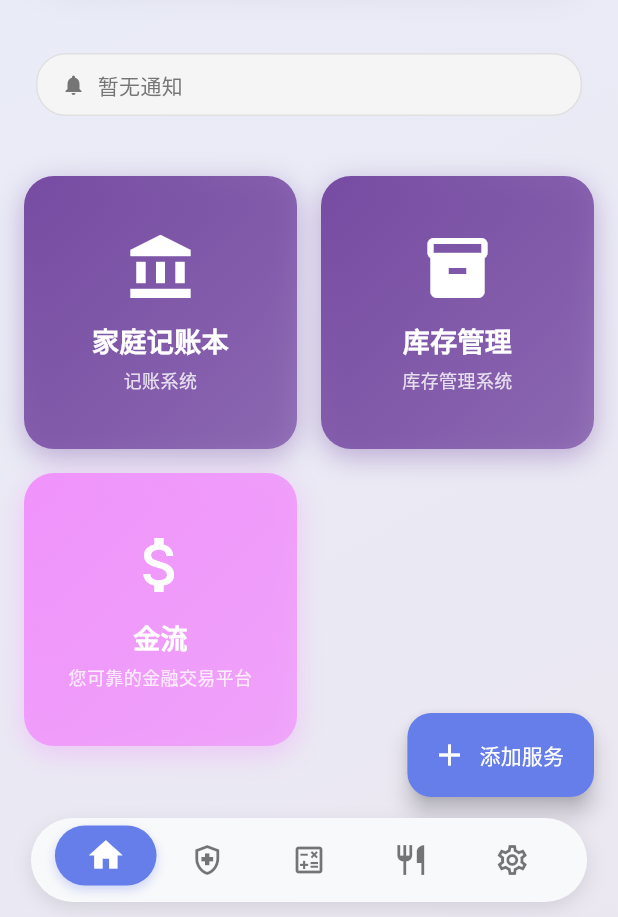
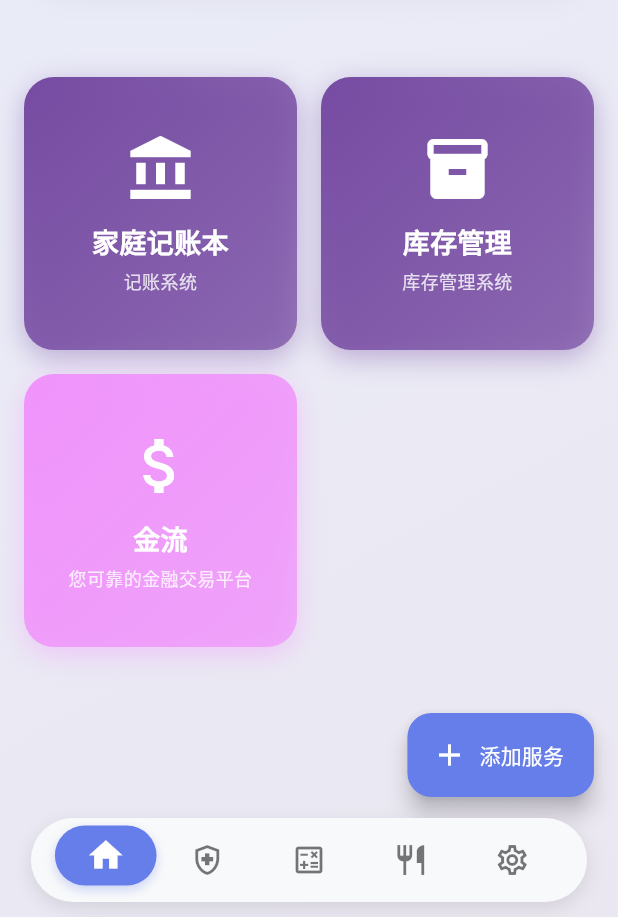
Before and after one commit to chronie-shizutoki/universal-lancher, a Flutter app: the screen it shows after launch, on a phone screen of 412 x 824 dp, the part 319-1236 px from its top. Run offline on Flutter 3.47's test engine with Material 3 defaults, Android fonts, the phone set to English and light mode, and no system bars; our stand-ins replace package_info_plus, shared_preferences; network calls fail; Roboto replaces fonts that are missing (system-ui).

Commit message:
refactor: remove notification feature and related files
The notification feature has been removed as it's no longer needed. This includes:
- Deleting notification provider, models, and components
- Removing notification-related UI elements from home page
- Updating dependencies and version number
- Cleaning up unused files and imports

```diff
--- a/flutter_app/lib/components/notification_pill.dart
+++ /dev/null
@@ -1,109 +0,0 @@
-import 'package:flutter/material.dart';
-import '../models/notification_model.dart';
-
-/// 通知胶囊组件
-class NotificationPill extends StatelessWidget {
-  /// 最新通知
-  final NotificationItem? notification;
-
-  /// 点击事件回调
-  final VoidCallback onTap;
-
-  const NotificationPill({
-    super.key,
-    this.notification,
-    required this.onTap,
-  });
-
-  @override
-  Widget build(BuildContext context) {
-    final theme = Theme.of(context);
-    final isDarkMode = theme.brightness == Brightness.dark;
-
-    if (notification == null) {
-      // 无通知时的状态
-      return InkWell(
-        onTap: onTap,
-        borderRadius: BorderRadius.circular(20),
-        child: Container(
-          padding: const EdgeInsets.symmetric(horizontal: 16, vertical: 10),
-          decoration: BoxDecoration(
-            color: isDarkMode ? Colors.grey.shade800 : Colors.grey.shade100,
-            borderRadius: BorderRadius.circular(20),
-            border: Border.all(color: isDarkMode ? Colors.grey.shade700 : Colors.grey.shade300),
-          ),
-          child: Row(
-            mainAxisSize: MainAxisSize.min,
-            children: [
-              Icon(
-                Icons.notifications,
-                size: 16,
-                color: isDarkMode ? Colors.grey.shade400 : Colors.grey.shade600,
-              ),
-              const SizedBox(width: 8),
-              Text(
-                '暂无通知',
-                style: TextStyle(
-                  fontSize: 14,
-                  color: isDarkMode ? Colors.grey.shade400 : Colors.grey.shade600,
-                ),
-              ),
-            ],
-          ),
-        ),
-      );
-    }
-
-    // 限制通知内容为30个字符
-    String limitedContent = notification!.content.length > 30
-        ? '${notification!.content.substring(0, 30)}...'
-        : notification!.content;
-
-    return InkWell(
-      onTap: onTap,
-      borderRadius: BorderRadius.circular(20),
-      child: Container(
-        padding: const EdgeInsets.symmetric(horizontal: 16, vertical: 10),
-        decoration: BoxDecoration(
-          color: notification!.isRead
-              ? (isDarkMode ? Colors.grey.shade800 : Colors.grey.shade100)
-              : notification!.priority.color.withValues(alpha: 0.1),
-          borderRadius: BorderRadius.circular(20),
-          border: Border.all(
-            color: notification!.isRead
-                ? (isDarkMode ? Colors.grey.shade700 : Colors.grey.shade300)
-                : notification!.priority.color.withValues(alpha: 0.5),
-          ),
-        ),
-        child: Row(
-          mainAxisSize: MainAxisSize.min,
-          children: [
-            // 优先级图标
-            if (!notification!.isRead)
-              Container(
-                width: 8,
-                height: 8,
-                decoration: BoxDecoration(
-                  shape: BoxShape.circle,
-                  color: notification!.priority.color,
-                ),
-                margin: const EdgeInsets.only(right: 8),
-              ),
-
-            // 通知内容
-            Text(
-              limitedContent,
-              style: TextStyle(
-                fontSize: 14,
-                color: isDarkMode ? Colors.white : Colors.black87,
-                fontWeight: notification!.isRead ? FontWeight.normal : FontWeight.w500,
-              ),
-              overflow: TextOverflow.ellipsis,
-              maxLines: 1,
-            ),
-          ],
-        ),
-      ),
-    );
-  }
-}
--- a/flutter_app/lib/main.dart
+++ b/flutter_app/lib/main.dart
@@ -3,7 +3,6 @@ import 'package:provider/provider.dart';
 import 'providers/service_provider.dart';
 import 'providers/theme_provider.dart';
 import 'providers/food_provider.dart';
-import 'providers/notification_provider.dart';
 import 'providers/update_provider.dart';
 import 'pages/main_page.dart';
 
@@ -21,7 +20,6 @@ class MyApp extends StatelessWidget {
         ChangeNotifierProvider(create: (context) => ServiceProvider()),
         ChangeNotifierProvider(create: (context) => ThemeProvider()),
         ChangeNotifierProvider(create: (context) => FoodProvider()),
-        ChangeNotifierProvider(create: (context) => NotificationProvider()),
         ChangeNotifierProvider(create: (context) => UpdateProvider()),
       ],
       child: Consumer<ThemeProvider>(
--- a/flutter_app/lib/models/notification_model.dart
+++ /dev/null
@@ -1,125 +0,0 @@
-import 'package:flutter/material.dart';
-
-/// 通知紧急程度枚举
-enum NotificationPriority {
-  /// 低优先级
-  low,
-  /// 中优先级
-  medium,
-  /// 高优先级
-  high;
-
-  /// 获取优先级对应的颜色
-  Color get color {
-    switch (this) {
-      case NotificationPriority.low:
-        return Colors.green;
-      case NotificationPriority.medium:
-        return Colors.orange;
-      case NotificationPriority.high:
-        return Colors.red;
-    }
-  }
-
-  /// 获取优先级对应的文本
-  String get text {
-    switch (this) {
-      case NotificationPriority.low:
-        return '低';
-      case NotificationPriority.medium:
-        return '中';
-      case NotificationPriority.high:
-        return '高';
-    }
-  }
-
-  /// 从字符串解析优先级
-  static NotificationPriority fromString(String value) {
-    switch (value.toLowerCase()) {
-      case 'low':
-        return NotificationPriority.low;
-      case 'medium':
-        return NotificationPriority.medium;
-      case 'high':
-        return NotificationPriority.high;
-      default:
-        return NotificationPriority.medium;
-    }
-  }
-}
-
-/// 通知项数据模型
-class NotificationItem {
-  /// 通知ID
-  final String id;
-
-  /// 通知标题
-  final String title;
-
-  /// 通知内容
-  final String content;
-
-  /// 通知紧急程度
-  final NotificationPriority priority;
-
-  /// 通知创建时间
-  final DateTime createdAt;
-
-  /// 是否已读
-  final bool isRead;
-
-  const NotificationItem({
-    required this.id,
-    required this.title,
-    required this.content,
-    required this.priority,
-    required this.createdAt,
-    this.isRead = false,
-  });
-
-  /// 从JSON创建通知项
-  factory NotificationItem.fromJson(Map<String, dynamic> json) {
-    return NotificationItem(
-      id: json['id'] ?? '',
-      title: json['title'] ?? '',
-      content: json['content'] ?? '',
-      priority: NotificationPriority.fromString(json['priority'] ?? 'medium'),
-      createdAt: DateTime.parse(json['created_at'] ?? DateTime.now().toIso8601String()),
-      isRead: json['isRead'] ?? false,
-    );
-  }
-
-  /// 转换为JSON
-  Map<String, dynamic> toJson() {
-    return {
-      'id': id,
-      'title': title,
-      'content': content,
-      'priority': priority.name,
-      'createdAt': createdAt.toIso8601String(),
-      'isRead': isRead,
-    };
-  }
-
-  /// 创建已读版本的通知
-  NotificationItem markAsRead() {
-    return NotificationItem(
-      id: id,
-      title: title,
-      content: content,
-      priority: priority,
-      createdAt: createdAt,
-      isRead: true,
-    );
-  }
-
-  @override
-  bool operator ==(Object other) =>
-      identical(this, other) ||
-      other is NotificationItem &&
-          runtimeType == other.runtimeType &&
-          id == other.id;
-
-  @override
-  int get hashCode => id.hashCode;
-}
--- a/flutter_app/lib/pages/home_page.dart
+++ b/flutter_app/lib/pages/home_page.dart
@@ -3,9 +3,6 @@ import 'package:provider/provider.dart';
 import '../models/service_item.dart';
 import '../providers/service_provider.dart';
 import '../providers/theme_provider.dart';
-import '../providers/notification_provider.dart';
-import '../components/notification_pill.dart';
-import '../components/notification_list.dart';
 import 'webview_page.dart';
 import 'edit_service_page.dart';
 
@@ -151,14 +148,6 @@ class HomePage extends StatelessWidget {
                 ),
               ),
 
-              // 通知胶囊
-              SliverToBoxAdapter(
-                child: NotificationCapsuleSection(),
-              ),
-              const SliverToBoxAdapter(
-                child: SizedBox(height: 24),
-              ),
-
               // 服务网格
               Consumer<ServiceProvider>(
                 builder: (context, serviceProvider, child) {
@@ -236,63 +225,6 @@ class HomePage extends StatelessWidget {
     ),
   ),
 );
-  }
-}
-
-/// 通知胶囊区域组件
-class NotificationCapsuleSection extends StatefulWidget {
-  @override
-  _NotificationCapsuleSectionState createState() => _NotificationCapsuleSectionState();
-}
-
-class _NotificationCapsuleSectionState extends State<NotificationCapsuleSection> {
-  // 通知API URL
-  static const String NOTIFICATIONS_URL = 'https://universal-launcher.netlify.app/notifications.json';
-
-  @override
-  void initState() {
-    super.initState();
-
-    // 组件初始化时自动加载通知数据
-    WidgetsBinding.instance.addPostFrameCallback((_) {
-      final notificationProvider = Provider.of<NotificationProvider>(context, listen: false);
-      // 只有当没有通知时才加载，避免重复加载
-      if (notificationProvider.latestNotification == null) {
-        notificationProvider.loadNotifications(NOTIFICATIONS_URL);
-      }
-    });
-  }
-
-  @override
-  Widget build(BuildContext context) {
-    return Consumer<NotificationProvider>(
-      builder: (context, notificationProvider, child) {
-        return Padding(
-          padding: const EdgeInsets.symmetric(horizontal: 24),
-          child: NotificationPill(
-            notification: notificationProvider.latestNotification,
-            onTap: () {
-              // 点击时确保数据已加载（如果还没有加载的话）
-              if (notificationProvider.notifications.isEmpty && !notificationProvider.isLoading) {
-                notificationProvider.loadNotifications(NOTIFICATIONS_URL);
-              }
-
-              showModalBottomSheet(
-                context: context,
-                isScrollControlled: true,
-                shape: RoundedRectangleBorder(
-                  borderRadius: BorderRadius.only(
-                    topLeft: Radius.circular(20),
-                    topRight: Radius.circular(20),
-                  ),
-                ),
-                builder: (context) => NotificationList(),
-              );
-            },
-          ),
-        );
-      },
-    );
   }
 }
 
--- a/flutter_app/pubspec.yaml
+++ b/flutter_app/pubspec.yaml
@@ -18,7 +18,7 @@ publish_to: 'none' # Remove this line if you wish to publish to pub.dev
 # of the product and file versions while build-number is used as the build suffix.
 # 注意：版本号会在构建时通过 generate_version.dart 脚本动态生成
 # 格式：1.年月日.时分+时间戳（秒）
-version: 1.20251203.2330+1764775800
+version: 1.20251208.1614+1765181678
 
 environment:
   sdk: ">=3.5.0 <4.0.0"
```
Also changed, not shown: flutter_app/lib/components/notification_card.dart (deleted, +0 -143 lines), flutter_app/lib/components/notification_list.dart (deleted, +0 -150 lines), flutter_app/lib/providers/notification_provider.dart (deleted, +0 -80 lines), notifications.json (deleted, +0 -26 lines), flutter_app/pubspec.lock, 3 other files.
